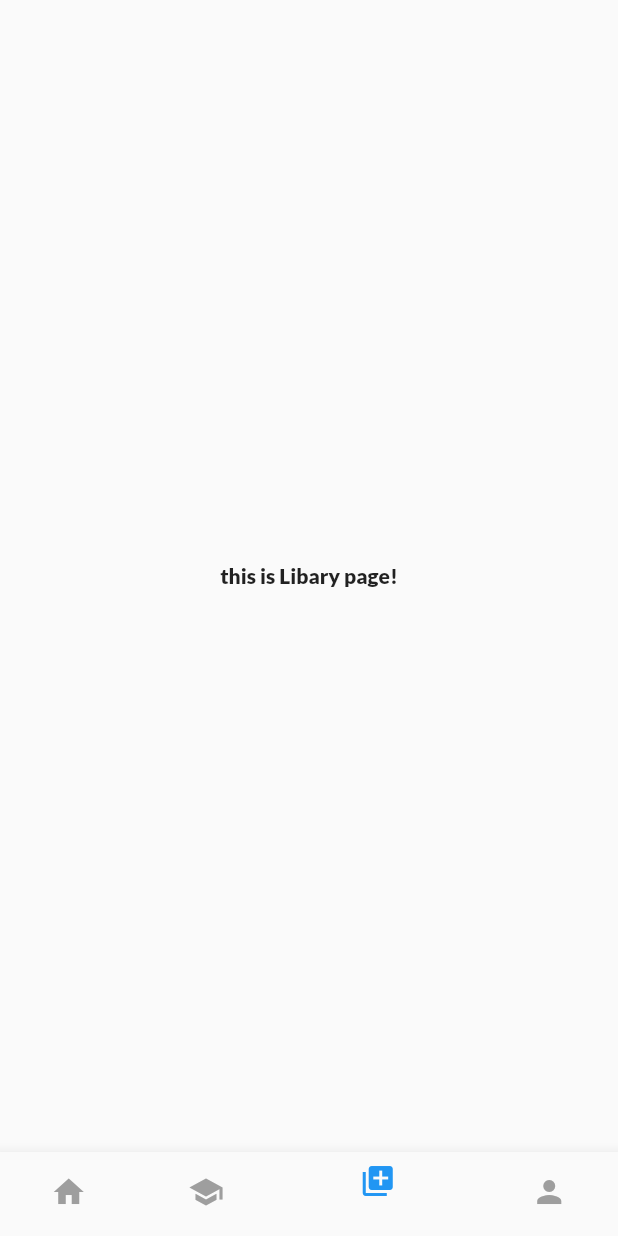
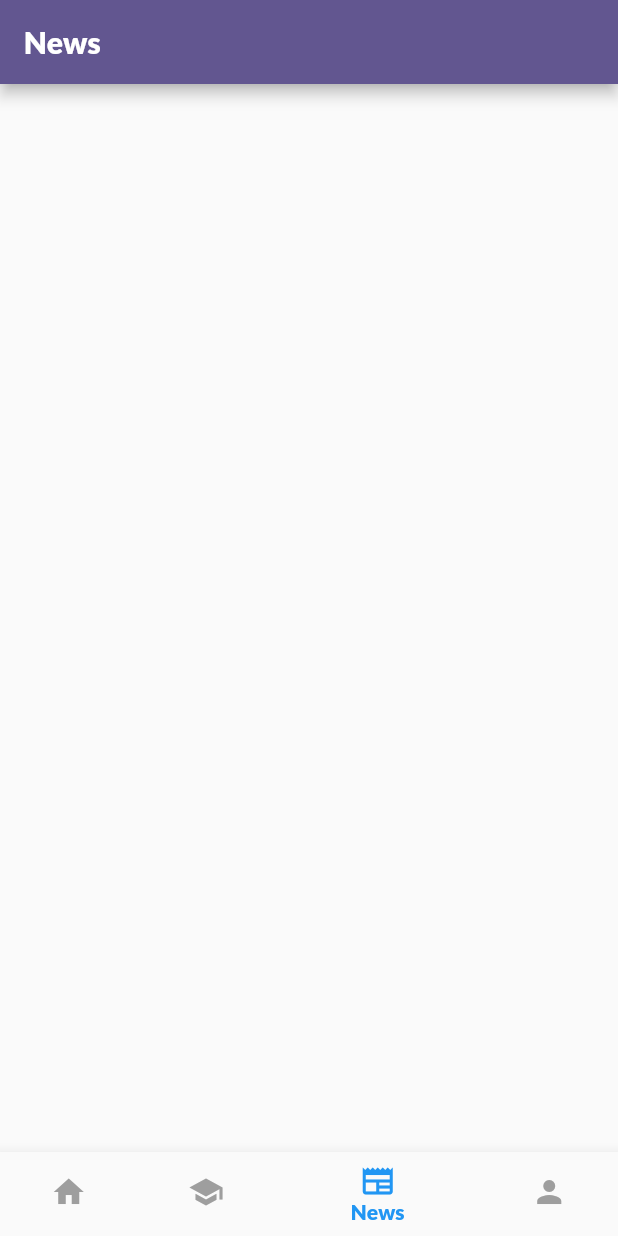
Before and after one commit to kevin-kang-tido/Flutter_PPUA_Mobile_APP, a Flutter app: the screen it shows after launch, item 3 of the bottom bar chosen, on a phone screen of 412 x 824 dp. Run offline on Flutter 3.47's test engine with Material 3 defaults, Android fonts, the phone set to English and light mode, and no system bars; project files that could hold a hidden picture were left out.

Commit message:
save local change

```diff
--- a/lib/screens/faculty_screen.dart
+++ b/lib/screens/faculty_screen.dart
@@ -41,7 +41,7 @@ class _FacultyScreenState extends State<FacultyScreen> {
                 children: [
                   CircularProgressIndicator(),
                   SizedBox(height: 16),
-                  Text("Loading faculty data..."),
+                  Text("Loading data..."),
                 ],
               ),
             );
--- a/lib/screens/home_screen.dart
+++ b/lib/screens/home_screen.dart
@@ -161,7 +161,6 @@ class _HomeScreenState extends State<HomeScreen> {
     );
   }
 
-
   Widget _categorySection(String title, List<String> images) {
     return Column(
       crossAxisAlignment: CrossAxisAlignment.start,
--- a/lib/screens/libary_screen.dart
+++ b/lib/screens/libary_screen.dart
@@ -1,4 +1,6 @@
 import 'package:flutter/material.dart';
+import 'package:http/http.dart' as http;
+import 'dart:convert';
 
 
 class LibaryScreen extends StatefulWidget {
@@ -9,13 +11,18 @@ class LibaryScreen extends StatefulWidget {
 }
 
 class _LibaryScreenState extends State<LibaryScreen> {
+
+
+  // load data
+  String apiURl = "https://fakestoreapi.com/products";
+
+
+
+
   @override
   Widget build(BuildContext context) {
      return Scaffold(
-        body: Center(
-          child: Text("this is Libary page!"),
-        )
-      // Text("Hello , This is Faculty the king!"),
-    );
+        appBar: AppBar(title: const Text("News"),),
+        );
   }
 }
--- a/lib/screens/main.screen.dart
+++ b/lib/screens/main.screen.dart
@@ -39,19 +39,19 @@ class _MainScreenState extends State<MainScreen> {
         items: const [
           BottomNavigationBarItem(
             icon: Icon(Icons.home),
-            label: '',
+            label: 'Home',
           ),
           BottomNavigationBarItem(
             icon: Icon(Icons.school),
-            label: '',
+            label: 'School',
           ),
           BottomNavigationBarItem(
-            icon: Icon(Icons.library_add),
-            label: '',
+            icon: Icon(Icons.newspaper),
+            label: 'News',
           ),
           BottomNavigationBarItem(
             icon: Icon(Icons.person),
-            label: '',
+            label: 'Profile',
           ),
         ],
       ),
--- a/pubspec.yaml
+++ b/pubspec.yaml
@@ -34,6 +34,7 @@ dependencies:
   # The following adds the Cupertino Icons font to your application.
   # Use with the CupertinoIcons class for iOS style icons.
   cupertino_icons: ^1.0.8
+  http: ^1.4.0
 
 dev_dependencies:
   flutter_test:
```
Also changed, not shown: assets/data/faculty.json (+11 -1 lines), lib/main.dart (+14 -10 lines), pubspec.lock, 1 other file.
